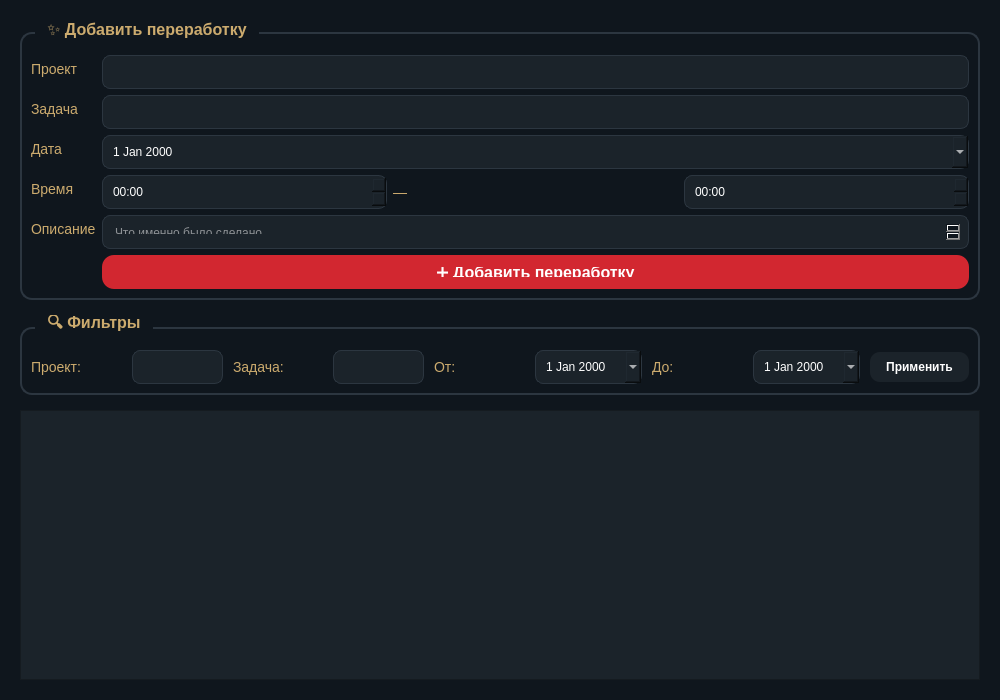
Above: overtime_page.ui from lerakaplich/TaskPlanner2 before the change. Below: the same form after it.
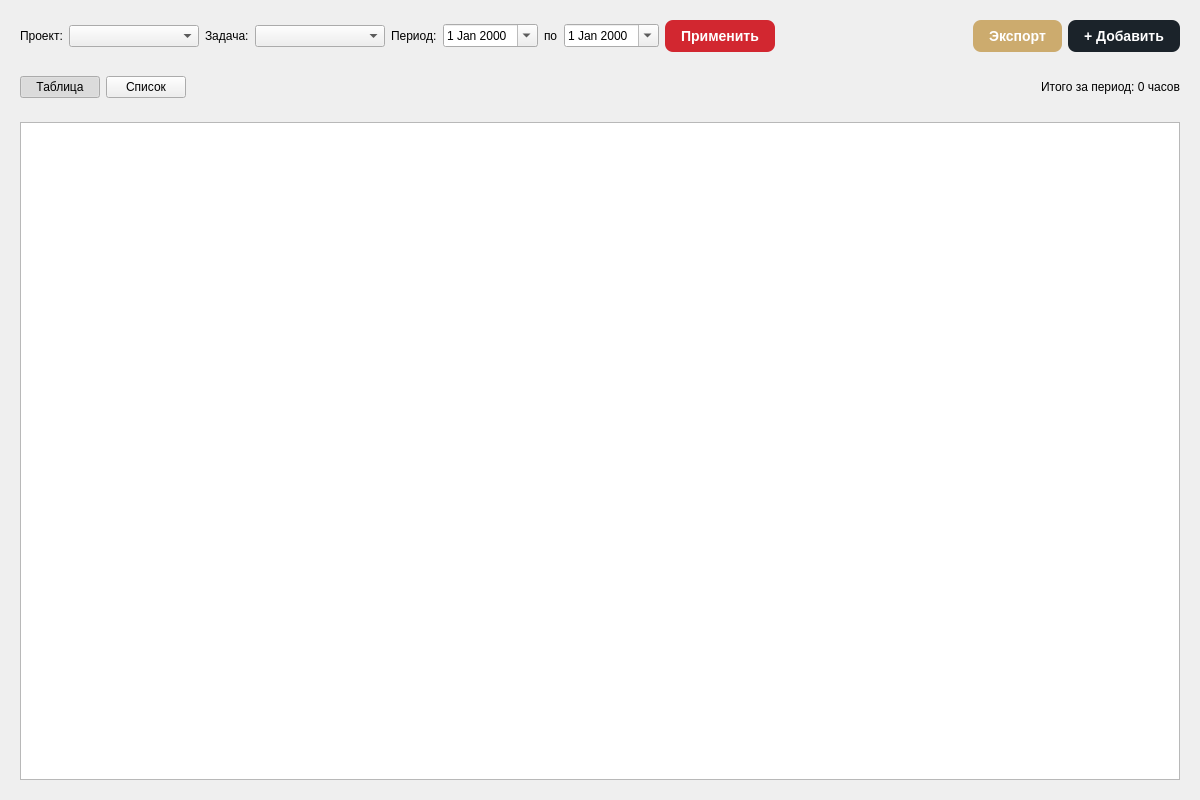
That is the form after the change.

Diff of the .ui file:
```diff
--- a/overtime_page.ui
+++ b/overtime_page.ui
@@ -6,271 +6,268 @@
    <rect>
     <x>0</x>
     <y>0</y>
-    <width>1000</width>
-    <height>700</height>
+    <width>1200</width>
+    <height>800</height>
    </rect>
   </property>
   <property name="windowTitle">
-   <string>Form</string>
-  </property>
-  <property name="styleSheet">
-   <string>
-    QWidget { background-color: #0F161D; color: white; font-family: Segoe UI; }
-    QGroupBox {
-        font-weight: bold;
-        font-size: 16px;
-        border: 2px solid #2C3640;
-        border-radius: 12px;
-        margin-top: 12px;
-        padding-top: 12px;
-        color: #ccab6e;
-    }
-    QGroupBox::title { subcontrol-origin: margin; left: 15px; padding: 0 10px; }
-    QLabel { color: #ccab6e; font-size: 14px; }
-    QComboBox, QDateEdit, QTimeEdit, QTextEdit {
-        background-color: #1B232A;
-        border: 1px solid #2C3640;
-        border-radius: 8px;
-        padding: 8px;
-        color: white;
-    }
-    QComboBox::drop-down { border: none; }
-    QTableWidget {
-        background-color: #1B232A;
-        gridline-color: #2C3640;
-        alternate-background-color: #161D24;
-        selection-background-color: #ccab6e;
-        color: white;
-    }
-    QHeaderView::section {
-        background-color: #2C3640;
-        padding: 8px;
-        border: none;
-        font-weight: bold;
-        color: #ccab6e;
-    }
-   </string>
+   <string>Переработки</string>
   </property>
   <layout class="QVBoxLayout" name="verticalLayout">
-   <property name="spacing">
-    <number>15</number>
-   </property>
-   <property name="margin">
-    <number>20</number>
-   </property>
    <item>
-    <widget class="QGroupBox" name="addGroup">
-     <property name="title">
-      <string>✨ Добавить переработку</string>
+    <widget class="QFrame" name="frameFilter">
+     <property name="frameShape">
+      <enum>QFrame::Shape::NoFrame</enum>
      </property>
-     <property name="minimumSize">
-      <size>
-       <width>0</width>
-       <height>280</height>
-      </size>
+     <property name="frameShadow">
+      <enum>QFrame::Shadow::Raised</enum>
      </property>
-     <property name="maximumSize">
-      <size>
-       <width>16777215</width>
-       <height>280</height>
-      </size>
-     </property>
-     <layout class="QFormLayout" name="formLayout">
-      <item row="0" column="0">
+     <layout class="QHBoxLayout" name="horizontalLayout">
+      <item>
        <widget class="QLabel" name="labelProject">
         <property name="text">
-         <string>Проект</string>
-        </property>
-       </widget>
-      </item>
-      <item row="0" column="1">
-       <widget class="QComboBox" name="projectCombo"/>
-      </item>
-      <item row="1" column="0">
-       <widget class="QLabel" name="labelTask">
-        <property name="text">
-         <string>Задача</string>
-        </property>
-       </widget>
-      </item>
-      <item row="1" column="1">
-       <widget class="QComboBox" name="taskCombo"/>
-      </item>
-      <item row="2" column="0">
-       <widget class="QLabel" name="labelDate">
-        <property name="text">
-         <string>Дата</string>
-        </property>
-       </widget>
-      </item>
-      <item row="2" column="1">
-       <widget class="QDateEdit" name="dateEdit">
-        <property name="calendarPopup">
-         <bool>true</bool>
-        </property>
-       </widget>
-      </item>
-      <item row="3" column="0">
-       <widget class="QLabel" name="labelTime">
-        <property name="text">
-         <string>Время</string>
-        </property>
-       </widget>
-      </item>
-      <item row="3" column="1">
-       <layout class="QHBoxLayout" name="timeLayout">
-        <item>
-         <widget class="QTimeEdit" name="startTime">
-          <property name="displayFormat">
-           <string>HH:mm</string>
-          </property>
-         </widget>
-        </item>
-        <item>
-         <widget class="QLabel" name="labelTo">
-          <property name="text">
-           <string>—</string>
-          </property>
-         </widget>
-        </item>
-        <item>
-         <widget class="QTimeEdit" name="endTime">
-          <property name="displayFormat">
-           <string>HH:mm</string>
-          </property>
-         </widget>
-        </item>
-       </layout>
-      </item>
-      <item row="4" column="0">
-       <widget class="QLabel" name="labelNote">
-        <property name="text">
-         <string>Описание</string>
-        </property>
-       </widget>
-      </item>
-      <item row="4" column="1">
-       <widget class="QTextEdit" name="noteEdit">
-        <property name="placeholderText">
-         <string>Что именно было сделано...</string>
-        </property>
-       </widget>
-      </item>
-      <item row="5" column="1">
-       <widget class="QPushButton" name="addButton">
-        <property name="text">
-         <string>➕ Добавить переработку</string>
-        </property>
-        <property name="styleSheet">
-         <string>
-          QPushButton {
-              background-color: #D22730;
-              color: white;
-              border-radius: 12px;
-              font-weight: bold;
-              font-size: 16px;
-              padding: 12px;
-          }
-          QPushButton:hover { background-color: #e53e46; }
-          QPushButton:pressed { background-color: #b01e28; }
-         </string>
-        </property>
-       </widget>
-      </item>
-     </layout>
-    </widget>
-   </item>
-   <item>
-    <widget class="QGroupBox" name="filterGroup">
-     <property name="title">
-      <string>🔍 Фильтры</string>
-     </property>
-     <layout class="QHBoxLayout" name="filterLayout">
-      <property name="spacing">
-       <number>10</number>
-      </property>
-      <item>
-       <widget class="QLabel" name="labelFilterProject">
-        <property name="text">
          <string>Проект:</string>
         </property>
        </widget>
       </item>
       <item>
-      ixtures       <widget class="QComboBox" name="filterProjectCombo"/>
+       <widget class="QComboBox" name="comboProject">
+        <property name="placeholderText">
+         <string>Выберите проект</string>
+        </property>
+        <item>
+         <property name="text">
+          <string>Все проекты</string>
+         </property>
+        </item>
+       </widget>
       </item>
       <item>
-       <widget class="QLabel" name="labelFilterTask">
+       <widget class="QLabel" name="labelTask">
         <property name="text">
          <string>Задача:</string>
         </property>
        </widget>
       </item>
       <item>
-       <widget class="QComboBox" name="filterTaskCombo"/>
+       <widget class="QComboBox" name="comboTask">
+        <property name="placeholderText">
+         <string>Выберите задачу</string>
+        </property>
+        <item>
+         <property name="text">
+          <string>Все задачи</string>
+         </property>
+        </item>
+       </widget>
       </item>
       <item>
-       <widget class="QLabel" name="labelFrom">
+       <widget class="QLabel" name="labelPeriod">
         <property name="text">
-         <string>От:</string>
+         <string>Период:</string>
         </property>
        </widget>
       </item>
       <item>
-       <widget class="QDateEdit" name="filterFromDate">
+       <widget class="QDateEdit" name="dateStart">
         <property name="calendarPopup">
          <bool>true</bool>
         </property>
        </widget>
       </item>
       <item>
-       <widget class="QLabel" name="labelToDate">
+       <widget class="QLabel" name="labelTo">
         <property name="text">
-         <string>До:</string>
+         <string>по</string>
         </property>
        </widget>
       </item>
       <item>
-       <widget class="QDateEdit" name="filterToDate">
+       <widget class="QDateEdit" name="dateEnd">
         <property name="calendarPopup">
          <bool>true</bool>
         </property>
        </widget>
       </item>
       <item>
-       <widget class="QPushButton" name="applyFilterButton">
+       <widget class="QPushButton" name="btnApply">
         <property name="text">
          <string>Применить</string>
         </property>
         <property name="styleSheet">
-         <string>
-          QPushButton {
-              background-color: #1B232A;
-              color: white;
-              border-radius: 10px;
-              padding: 8px 16px;
-              font-weight: bold;
-          }
-          QPushButton:hover { background-color: #D9D9D6; color: black; }
-          QPushButton:pressed { background-color: #B8B8B5; }
-         </string>
+         <string notr="true">QPushButton {
+    background-color: #D22730;
+    color: white;
+    border-radius: 8px;
+    font-weight: bold;
+    font-size: 14px;
+    border: none;
+    padding: 8px 16px;
+}
+QPushButton:hover {
+    background-color: #862633;
+}
+QPushButton:pressed {
+    background-color: #6a1e29;
+}</string>
         </property>
        </widget>
       </item>
+      <item>
+       <spacer name="horizontalSpacer">
+        <property name="orientation">
+         <enum>Qt::Orientation::Horizontal</enum>
+        </property>
+        <property name="sizeHint" stdset="0">
+         <size>
+          <width>40</width>
+          <height>20</height>
+         </size>
+        </property>
+       </spacer>
+      </item>
+      <item>
+       <widget class="QPushButton" name="btnExport">
+        <property name="text">
+         <string>Экспорт</string>
+        </property>
+        <property name="styleSheet">
+         <string notr="true">QPushButton {
+    background-color: #ccab6e;
+    color: white;
+    border-radius: 8px;
+    font-weight: bold;
+    font-size: 14px;
+    border: none;
+    padding: 8px 16px;
+}
+QPushButton:hover {
+    background-color: #998664;
+}
+QPushButton:pressed {
+    background-color: #7a6a50;
+}</string>
+        </property>
+       </widget>
+      </item>
+      <item>
+       <widget class="QPushButton" name="btnAddOvertime">
+        <property name="text">
+         <string>+ Добавить</string>
+        </property>
+        <property name="styleSheet">
+         <string notr="true">QPushButton {
+    background-color: #1B232A;
+    color: white;
+    border-radius: 8px;
+    font-weight: bold;
+    font-size: 14px;
+    border: none;
+    padding: 8px 16px;
+}
+QPushButton:hover {
+    background-color: #D9D9D6;
+    color: black;
+}
+QPushButton:pressed {
+    background-color: #B8B8B5;
+}</string>
+        </property>
+       </widget>
+      </item>
      </layout>
     </widget>
    </item>
    <item>
-    <widget class="QTableWidget" name="overtimeTable">
-     <property name="alternatingRowColors">
-      <bool>true</bool>
+    <widget class="QFrame" name="frameViewMode">
+     <property name="frameShape">
+      <enum>QFrame::Shape::NoFrame</enum>
      </property>
-     <property name="selectionBehavior">
-      <enum>QAbstractItemView::SelectRows</enum>
+     <property name="frameShadow">
+      <enum>QFrame::Shadow::Raised</enum>
      </property>
-     <property name="editTriggers">
-      <set>QAbstractItemView::NoEditTriggers</set>
+     <layout class="QHBoxLayout" name="horizontalLayout_2">
+      <item>
+       <widget class="QPushButton" name="btnTableView">
+        <property name="text">
+         <string>Таблица</string>
+        </property>
+        <property name="checkable">
+         <bool>true</bool>
+        </property>
+        <property name="checked">
+         <bool>true</bool>
+        </property>
+       </widget>
+      </item>
+      <item>
+       <widget class="QPushButton" name="btnListView">
+        <property name="text">
+         <string>Список</string>
+        </property>
+        <property name="checkable">
+         <bool>true</bool>
+        </property>
+       </widget>
+      </item>
+      <item>
+       <spacer name="horizontalSpacer_2">
+        <property name="orientation">
+         <enum>Qt::Orientation::Horizontal</enum>
+        </property>
+        <property name="sizeHint" stdset="0">
+         <size>
+          <width>40</width>
+          <height>20</height>
+         </size>
+        </property>
+       </spacer>
+      </item>
+      <item>
+       <widget class="QLabel" name="labelTotal">
+        <property name="text">
+         <string>Итого за период: 0 часов</string>
+        </property>
+        <property name="alignment">
+         <set>Qt::AlignmentFlag::AlignRight|Qt::AlignmentFlag::AlignTrailing|Qt::AlignmentFlag::AlignVCenter</set>
+        </property>
+       </widget>
+      </item>
+     </layout>
+    </widget>
+   </item>
+   <item>
+    <widget class="QStackedWidget" name="stackedWidget">
+     <property name="currentIndex">
+      <number>0</number>
      </property>
+     <widget class="QWidget" name="pageTable">
+      <layout class="QVBoxLayout" name="verticalLayout_2">
+       <item>
+        <widget class="QTableView" name="tableView">
+         <property name="alternatingRowColors">
+          <bool>true</bool>
+         </property>
+         <property name="selectionBehavior">
+          <enum>QAbstractItemView::SelectionBehavior::SelectRows</enum>
+         </property>
+         <property name="cornerButtonEnabled">
+          <bool>false</bool>
+         </property>
+         <attribute name="horizontalHeaderStretchLastSection">
+          <bool>true</bool>
+         </attribute>
+        </widget>
+       </item>
+      </layout>
+     </widget>
+     <widget class="QWidget" name="pageList">
+      <layout class="QVBoxLayout" name="verticalLayout_3">
+       <item>
+        <widget class="QListWidget" name="listWidget"/>
+       </item>
+      </layout>
+     </widget>
     </widget>
    </item>
   </layout>
```
Left out of the diff: 4 changed lines with no effect on the pictures.
